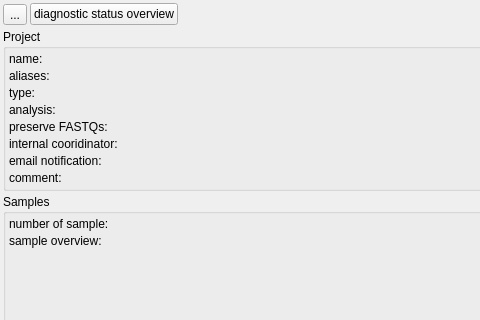
First picture: the form in src/GSvar/ProjectWidget.ui, repository imgag/ngs-bits, before the edit; both pictures show x 0 to 480 and y 0 to 320 of the 1382 by 564 pixel window.
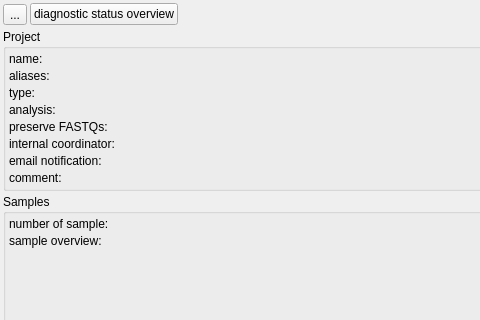
Second picture: the form after the edit. Icons and pictures are not drawn.

Diff of the .ui file:
```diff
--- a/src/GSvar/ProjectWidget.ui
+++ b/src/GSvar/ProjectWidget.ui
@@ -193,7 +193,7 @@
       <item row="5" column="0">
        <widget class="QLabel" name="label_6">
         <property name="text">
-         <string>internal cooridinator:</string>
+         <string>internal coordinator:</string>
         </property>
        </widget>
       </item>
```
